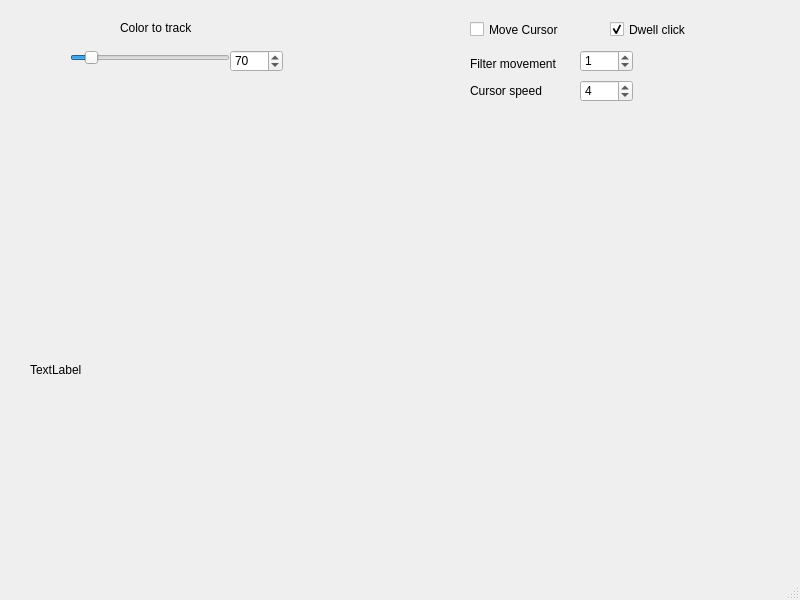
nexayq/webcam_cursor, file source/main.ui: the form before one commit.
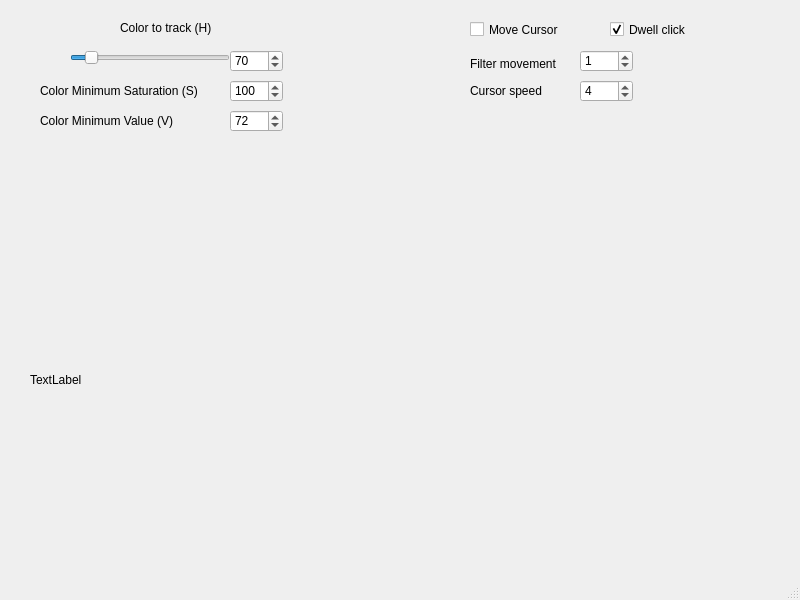
The form after the commit.

Commit message: PyQt - User can select minimum values for S and V (HSV)

```diff
--- a/source/main.ui
+++ b/source/main.ui
@@ -69,7 +69,7 @@
     <property name="geometry">
      <rect>
       <x>30</x>
-      <y>130</y>
+      <y>140</y>
       <width>640</width>
       <height>480</height>
      </rect>
@@ -83,12 +83,12 @@
      <rect>
       <x>120</x>
       <y>20</y>
-      <width>101</width>
+      <width>111</width>
       <height>16</height>
      </rect>
     </property>
     <property name="text">
-     <string>Color to track</string>
+     <string>Color to track (H)</string>
     </property>
    </widget>
    <widget class="QCheckBox" name="moveCursorCheckBox">
@@ -96,7 +96,7 @@
      <rect>
       <x>470</x>
       <y>20</y>
-      <width>101</width>
+      <width>111</width>
       <height>19</height>
      </rect>
     </property>
@@ -181,6 +181,64 @@
      <bool>true</bool>
     </property>
    </widget>
+   <widget class="QSpinBox" name="minS_SpinBox">
+    <property name="geometry">
+     <rect>
+      <x>230</x>
+      <y>80</y>
+      <width>53</width>
+      <height>22</height>
+     </rect>
+    </property>
+    <property name="maximum">
+     <number>255</number>
+    </property>
+    <property name="value">
+     <number>100</number>
+    </property>
+   </widget>
+   <widget class="QSpinBox" name="minV_SpinBox">
+    <property name="geometry">
+     <rect>
+      <x>230</x>
+      <y>110</y>
+      <width>53</width>
+      <height>22</height>
+     </rect>
+    </property>
+    <property name="maximum">
+     <number>255</number>
+    </property>
+    <property name="value">
+     <number>72</number>
+    </property>
+   </widget>
+   <widget class="QLabel" name="minS_label">
+    <property name="geometry">
+     <rect>
+      <x>40</x>
+      <y>80</y>
+      <width>181</width>
+      <height>21</height>
+     </rect>
+    </property>
+    <property name="text">
+     <string>Color Minimum Saturation (S)</string>
+    </property>
+   </widget>
+   <widget class="QLabel" name="minS_label_2">
+    <property name="geometry">
+     <rect>
+      <x>40</x>
+      <y>110</y>
+      <width>181</width>
+      <height>21</height>
+     </rect>
+    </property>
+    <property name="text">
+     <string>Color Minimum Value (V)</string>
+    </property>
+   </widget>
   </widget>
   <widget class="QMenuBar" name="menubar">
    <property name="geometry">
```
Left out of the diff: 2 changed lines with no effect on the pictures. The commit also changes 1 other file.
